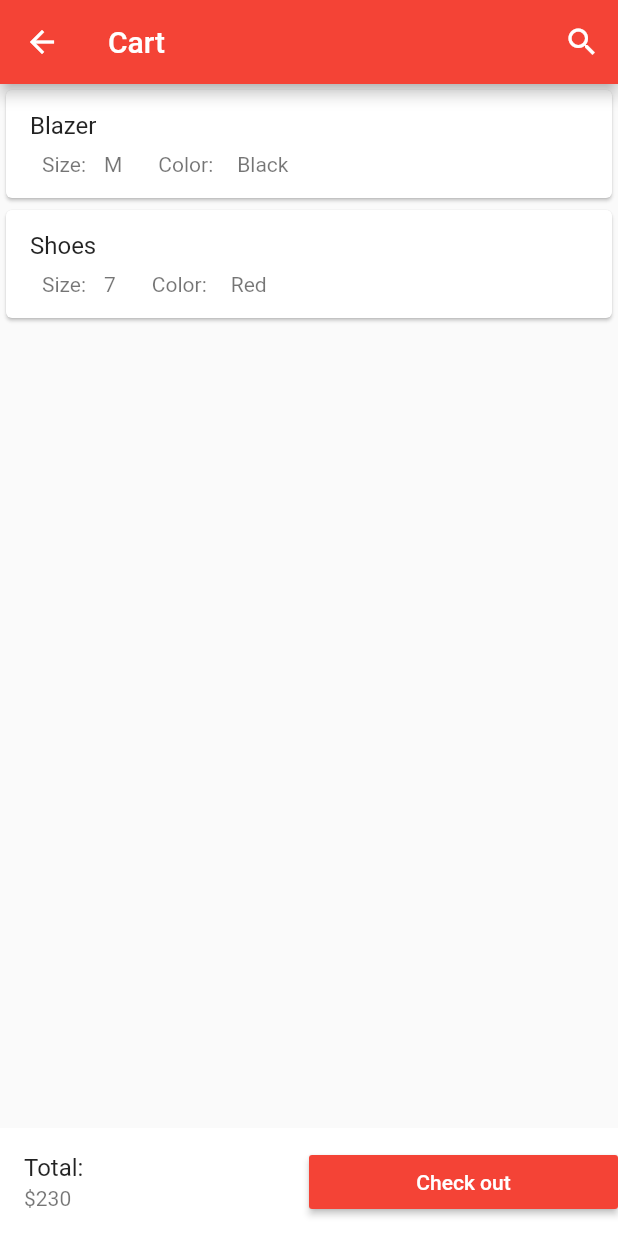
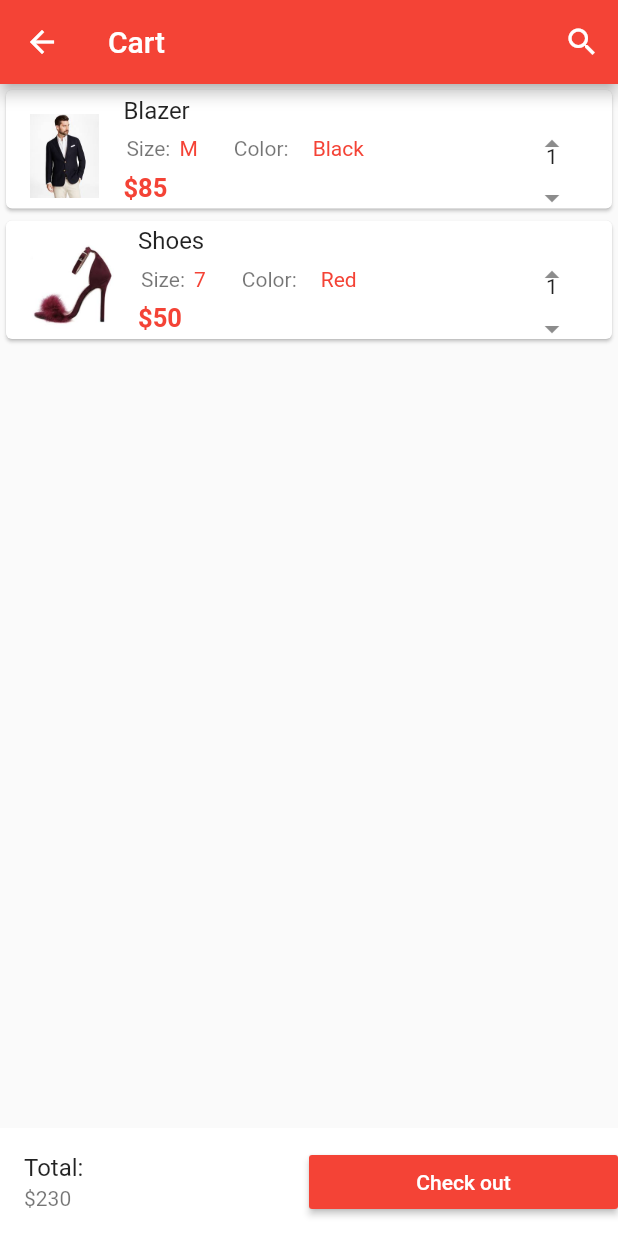
Before and after one commit to Kribas/Ecommerce, a Flutter app: the screen it shows after launch, scrolled down 298 dp, after a tap on the "shopping cart" icon, on a phone screen of 412 x 824 dp. Run offline on Flutter 3.47's test engine with Material 2 defaults, Android fonts, the phone set to English and light mode, and no system bars; our stand-ins replace carousel_pro.

Commit message:
made changes

```diff
--- a/lib/components/cart_products.dart
+++ b/lib/components/cart_products.dart
@@ -24,6 +24,7 @@ class _CartProductsState extends State<CartProducts> {
       "color": "Red",
       "quantity": 1
     },
+
   ];
 
   @override
@@ -67,18 +68,21 @@ class Single_cart_product extends StatelessWidget {
   Widget build(BuildContext context) {
     return Card(
       child: ListTile(
+        leading: Image.asset(cart_prod_picture),
         title: Text(cart_prod_name),
         subtitle: Column(
           children: [
             Row(
               children: [
                 Padding(
-                  padding: const EdgeInsets.all(8.0),
+                  padding: const EdgeInsets.all(2.0),
                   child: Text("Size:"),
                 ),
                 Padding(
                   padding: const EdgeInsets.all(4.0),
-                  child: Text(cart_prod_size),
+                  child: Text(cart_prod_size,
+                  style: TextStyle(color: Colors.red),
+                  ),
                 ),
 
                 Padding(
@@ -87,13 +91,32 @@ class Single_cart_product extends StatelessWidget {
                 ),
                 Padding(
                   padding: const EdgeInsets.all(8.0),
-                  child: Text(cart_prod_color),
+                  child: Text(cart_prod_color,style: TextStyle(color: Colors.red),),
                 )
               ],
-            )
+            ),
+
+            Container(
+                alignment: Alignment.topLeft,
+                child: Text('\$${cart_prod_price}',style: TextStyle(
+                  fontSize: 17,
+                  fontWeight: FontWeight.bold,
+                  color: Colors.red
+                )
+                ),
+            ),
+          ],
+        ),
+        trailing: Column(
+          children: [
+            Expanded(child: IconButton(onPressed: () {}, icon: Icon(Icons.arrow_drop_up))),
+            Text('$cart_prod_qty'),
+            Expanded(child: IconButton(onPressed: () {}, icon: Icon(Icons.arrow_drop_down))),
+
           ],
         ),
       ),
     );
   }
+
 }
```
